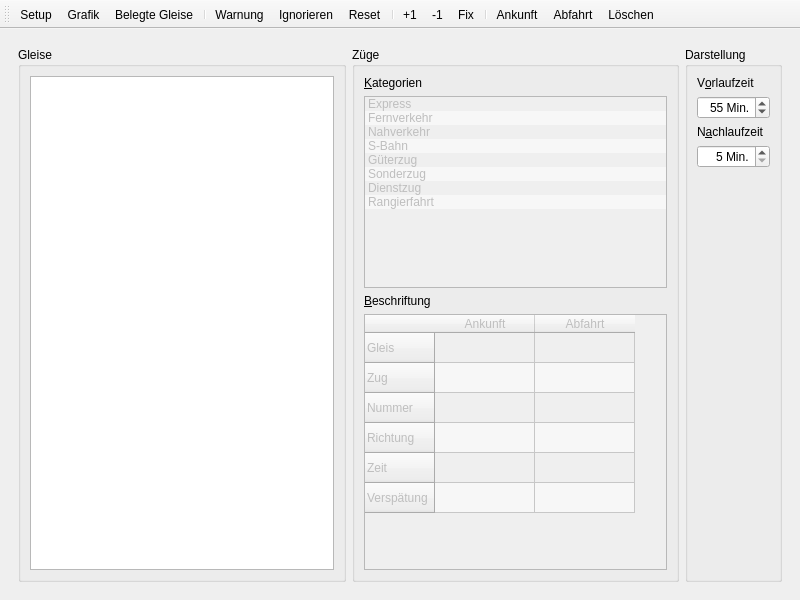
topological-state/stskit, file stskit/qt/gleisbelegung.ui: the form before one commit.
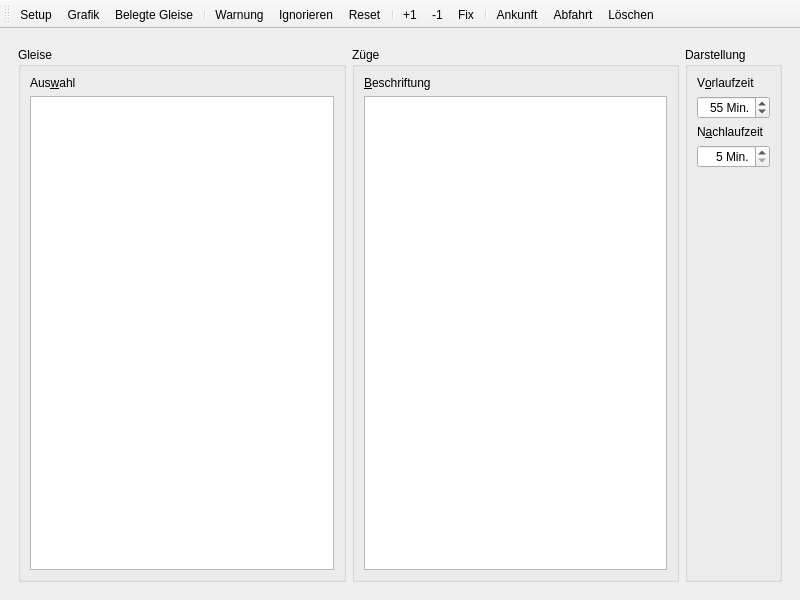
The form after the commit. The open tabs and pages were chosen to show the change. Icons and pictures are not drawn.

Patch:
```diff
--- a/stskit/qt/gleisbelegung.ui
+++ b/stskit/qt/gleisbelegung.ui
@@ -28,6 +28,16 @@
            <string>Gleise</string>
           </property>
           <layout class="QVBoxLayout" name="verticalLayout">
+           <item>
+            <widget class="QLabel" name="gleise_label">
+             <property name="text">
+              <string>Aus&amp;wahl</string>
+             </property>
+             <property name="buddy">
+              <cstring>gleisView</cstring>
+             </property>
+            </widget>
+           </item>
            <item>
             <widget class="QTreeView" name="gleisView">
              <property name="alternatingRowColors">
@@ -44,75 +54,6 @@
            <string>Züge</string>
           </property>
           <layout class="QVBoxLayout" name="verticalLayout_2">
-           <item>
-            <widget class="QLabel" name="kategorien_label">
-             <property name="text">
-              <string>&amp;Kategorien</string>
-             </property>
-             <property name="buddy">
-              <cstring>kategorien_list</cstring>
-             </property>
-            </widget>
-           </item>
-           <item>
-            <widget class="QListWidget" name="kategorien_list">
-             <property name="enabled">
-              <bool>false</bool>
-             </property>
-             <property name="sizePolicy">
-              <sizepolicy hsizetype="Expanding" vsizetype="Preferred">
-               <horstretch>0</horstretch>
-               <verstretch>0</verstretch>
-              </sizepolicy>
-             </property>
-             <property name="alternatingRowColors">
-              <bool>true</bool>
-             </property>
-             <property name="selectionBehavior">
-              <enum>QAbstractItemView::SelectRows</enum>
-             </property>
-             <item>
-              <property name="text">
-               <string>Express</string>
-              </property>
-             </item>
-             <item>
-              <property name="text">
-               <string>Fernverkehr</string>
-              </property>
-             </item>
-             <item>
-              <property name="text">
-               <string>Nahverkehr</string>
-              </property>
-             </item>
-             <item>
-              <property name="text">
-               <string>S-Bahn</string>
-              </property>
-             </item>
-             <item>
-              <property name="text">
-               <string>Güterzug</string>
-              </property>
-             </item>
-             <item>
-              <property name="text">
-               <string>Sonderzug</string>
-              </property>
-             </item>
-             <item>
-              <property name="text">
-               <string>Dienstzug</string>
-              </property>
-             </item>
-             <item>
-              <property name="text">
-               <string>Rangierfahrt</string>
-              </property>
-             </item>
-            </widget>
-           </item>
            <item>
             <widget class="QLabel" name="beschriftung_label">
              <property name="text">
@@ -124,172 +65,7 @@
             </widget>
            </item>
            <item>
-            <widget class="QTableWidget" name="beschriftung_table">
-             <property name="enabled">
-              <bool>false</bool>
-             </property>
-             <property name="alternatingRowColors">
-              <bool>true</bool>
-             </property>
-             <property name="selectionMode">
-              <enum>QAbstractItemView::NoSelection</enum>
-             </property>
-             <row>
-              <property name="text">
-               <string>Gleis</string>
-              </property>
-             </row>
-             <row>
-              <property name="text">
-               <string>Zug</string>
-              </property>
-             </row>
-             <row>
-              <property name="text">
-               <string>Nummer</string>
-              </property>
-             </row>
-             <row>
-              <property name="text">
-               <string>Richtung</string>
-              </property>
-             </row>
-             <row>
-              <property name="text">
-               <string>Zeit</string>
-              </property>
-             </row>
-             <row>
-              <property name="text">
-               <string>Verspätung</string>
-              </property>
-             </row>
-             <column>
-              <property name="text">
-               <string>Ankunft</string>
-              </property>
-             </column>
-             <column>
-              <property name="text">
-               <string>Abfahrt</string>
-              </property>
-             </column>
-             <item row="0" column="0">
-              <property name="text">
-               <string/>
-              </property>
-              <property name="checkState">
-               <enum>Unchecked</enum>
-              </property>
-              <property name="flags">
-               <set>ItemIsUserCheckable|ItemIsEnabled</set>
-              </property>
-             </item>
-             <item row="0" column="1">
-              <property name="text">
-               <string/>
-              </property>
-              <property name="checkState">
-               <enum>Unchecked</enum>
-              </property>
-              <property name="flags">
-               <set>ItemIsUserCheckable|ItemIsEnabled</set>
-              </property>
-             </item>
-             <item row="1" column="0">
-              <property name="text">
-               <string/>
-              </property>
-              <property name="checkState">
-               <enum>Unchecked</enum>
-              </property>
-              <property name="flags">
-               <set>ItemIsUserCheckable|ItemIsEnabled</set>
-              </property>
-             </item>
-             <item row="1" column="1">
-              <property name="text">
-               <string/>
-              </property>
-              <property name="checkState">
-               <enum>Unchecked</enum>
-              </property>
-              <property name="flags">
-               <set>ItemIsUserCheckable|ItemIsEnabled</set>
-              </property>
-             </item>
-             <item row="2" column="0">
-              <property name="flags">
-               <set>ItemIsUserCheckable|ItemIsEnabled</set>
-              </property>
-             </item>
-             <item row="3" column="0">
-              <property name="text">
-               <string/>
-              </property>
-              <property name="checkState">
-               <enum>Unchecked</enum>
-              </property>
-              <property name="flags">
-               <set>ItemIsUserCheckable|ItemIsEnabled</set>
-              </property>
-             </item>
-             <item row="3" column="1">
-              <property name="text">
-               <string/>
-              </property>
-              <property name="checkState">
-               <enum>Unchecked</enum>
-              </property>
-              <property name="flags">
-               <set>ItemIsUserCheckable|ItemIsEnabled</set>
-              </property>
-             </item>
-             <item row="4" column="0">
-              <property name="text">
-               <string/>
-              </property>
-              <property name="checkState">
-               <enum>Unchecked</enum>
-              </property>
-              <property name="flags">
-               <set>ItemIsUserCheckable|ItemIsEnabled</set>
-              </property>
-             </item>
-             <item row="4" column="1">
-              <property name="text">
-               <string/>
-              </property>
-              <property name="checkState">
-               <enum>Unchecked</enum>
-              </property>
-              <property name="flags">
-               <set>ItemIsUserCheckable|ItemIsEnabled</set>
-              </property>
-             </item>
-             <item row="5" column="0">
-              <property name="text">
-               <string/>
-              </property>
-              <property name="checkState">
-               <enum>Unchecked</enum>
-              </property>
-              <property name="flags">
-               <set>ItemIsUserCheckable|ItemIsEnabled</set>
-              </property>
-             </item>
-             <item row="5" column="1">
-              <property name="text">
-               <string/>
-              </property>
-              <property name="checkState">
-               <enum>Unchecked</enum>
-              </property>
-              <property name="flags">
-               <set>ItemIsUserCheckable|ItemIsEnabled</set>
-              </property>
-             </item>
-            </widget>
+            <widget class="QTableView" name="beschriftung_table"/>
            </item>
           </layout>
          </widget>
```
